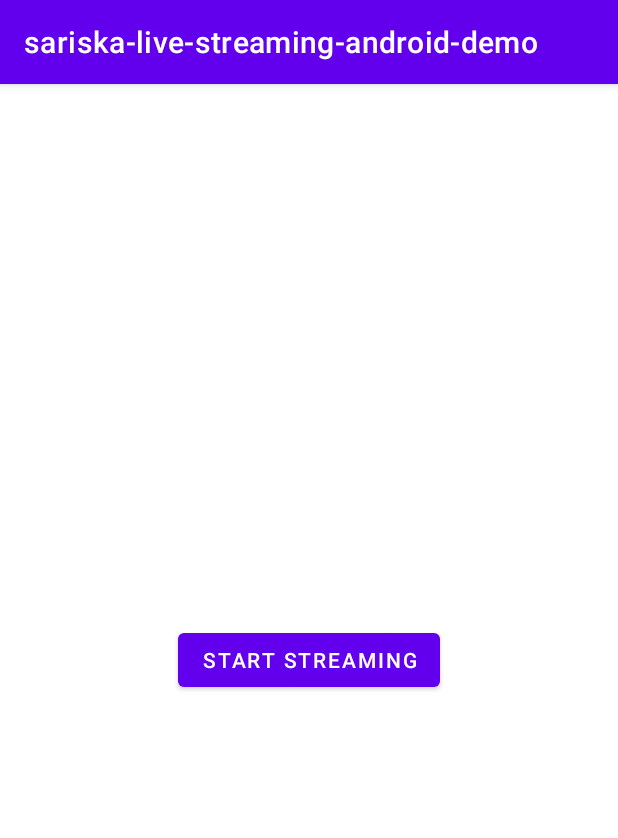
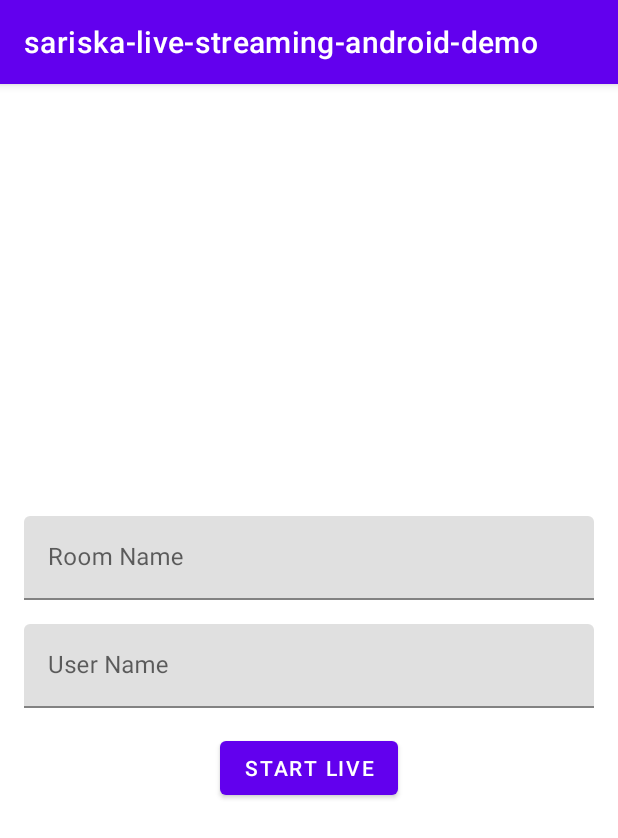
Before and after one commit to SariskaIO/sariska-live-streaming-android-demo, an Android app: the screen it shows after launch (MainActivity), after a tap on "START LIVE", on a phone screen of 412 x 824 dp. Shown: the top 838 px of the screen. Run offline under Robolectric (Android 15) with nearby library versions, the phone set to English and light mode, and no system bars.

```diff
--- a/app/build.gradle
+++ b/app/build.gradle
@@ -53,5 +53,5 @@ dependencies {
     implementation "androidx.media3:media3-ui:1.0.1"
     implementation "androidx.media3:media3-exoplayer-dash:1.0.1"
     implementation "androidx.media3:media3-exoplayer-hls:1.0.1"
-    implementation 'com.google.android.material:material:1.4.0'
+    implementation 'com.google.android.material:material:1.5.0'
 }
--- /dev/null
+++ b/app/src/main/java/io/sariska/sariska_live_streaming_android_demo/LiveStreamBaseFragments/startlivefragments/LoginStartLiveStreamFragment.java
@@ -0,0 +1,69 @@
+package io.sariska.sariska_live_streaming_android_demo.LiveStreamBaseFragments.startlivefragments;
+
+import android.os.Bundle;
+import android.view.LayoutInflater;
+import android.view.View;
+import android.view.ViewGroup;
+import android.widget.Button;
+import android.widget.Toast;
+
+import androidx.annotation.NonNull;
+import androidx.annotation.Nullable;
+import androidx.fragment.app.Fragment;
+import androidx.fragment.app.FragmentManager;
+import androidx.fragment.app.FragmentTransaction;
+
+import com.google.android.material.textfield.TextInputEditText;
+
+import io.sariska.sariska_live_streaming_android_demo.R;
+
+public class LoginStartLiveStreamFragment extends Fragment {
+    private Button btnStartLive;
+    private TextInputEditText roomName;
+    private TextInputEditText userName;
+    private String room;
+    private String user;
+    public static LoginStartLiveStreamFragment newInstance() {
+        return new LoginStartLiveStreamFragment();
+    }
+
+    @Nullable
+    @Override
+    public View onCreateView(@NonNull LayoutInflater inflater, @Nullable ViewGroup container, @Nullable Bundle savedInstanceState) {
+        View view = inflater.inflate(R.layout.fragment_login_start_live, container, false);
+        btnStartLive = view.findViewById(R.id.btnLogin);
+        roomName = view.findViewById(R.id.etUsername);
+        userName = view.findViewById(R.id.etPassword);
+        startLive();
+        return view;
+    }
+
+    private void startLive() {
+        btnStartLive.setOnClickListener(new View.OnClickListener() {
+            @Override
+            public void onClick(View view) {
+                if(roomName.getText().toString().isEmpty()){
+                    Toast.makeText(getActivity(), "Please Enter Room Name",Toast.LENGTH_SHORT).show();
+                    return;
+                }else if(userName.getText().toString().isEmpty()){
+                    Toast.makeText(getActivity(), "Please Enter User Name", Toast.LENGTH_SHORT).show();
+                    return;
+                }
+                Bundle roomDetails = new Bundle();
+                roomDetails.putString("roomName", roomName.getText().toString());
+                roomDetails.putString("userName", userName.getText().toString());
+                StartLiveStreamFragment fragment = StartLiveStreamFragment.newInstance();
+                fragment.setArguments(roomDetails);
+                navigateToFragment(fragment);
+            }
+        });
+    }
+
+    private void navigateToFragment(Fragment fragment) {
+        FragmentManager fragmentManager = requireActivity().getSupportFragmentManager();
+        FragmentTransaction fragmentTransaction = fragmentManager.beginTransaction();
+        fragmentTransaction.replace(R.id.container, fragment);
+        fragmentTransaction.addToBackStack(null); // Add to back stack to enable back navigation
+        fragmentTransaction.commit();
+    }
+}
--- a/app/src/main/java/io/sariska/sariska_live_streaming_android_demo/LiveStreamBaseFragments/startlivefragments/StartLiveStreamFragment.java
+++ b/app/src/main/java/io/sariska/sariska_live_streaming_android_demo/LiveStreamBaseFragments/startlivefragments/StartLiveStreamFragment.java
@@ -8,20 +8,16 @@ import android.view.View;
 import android.view.ViewGroup;
 import android.widget.Button;
 import android.widget.RelativeLayout;
-
 import androidx.annotation.NonNull;
 import androidx.annotation.Nullable;
 import androidx.fragment.app.Fragment;
 import androidx.recyclerview.widget.RecyclerView;
-
 import com.google.firebase.database.DatabaseReference;
 import com.google.firebase.database.FirebaseDatabase;
 import com.oney.WebRTCModule.WebRTCView;
-
 import org.json.JSONArray;
 import org.json.JSONException;
 import org.json.JSONObject;
-
 import java.io.IOException;
 import java.util.List;
 import butterknife.BindView;
@@ -44,7 +40,9 @@ public class StartLiveStreamFragment extends Fragment {
     private Conference conference;
     public Button startStreamingButton;
 
-    private String roomName = "roomtest";
+    private Bundle roomDetails;
+
+    private String roomName;
     @BindView(R.id.local_video_view_container)
     public RelativeLayout mLocalContainer;
     public static StartLiveStreamFragment newInstance() {
@@ -59,6 +57,8 @@ public class StartLiveStreamFragment extends Fragment {
         startStreamingButton = view.findViewById(R.id.myButton);
         videoAdapter = new VideoTrackAdapter();
         recyclerView.setAdapter(videoAdapter);
+        roomDetails = getArguments();
+        roomName = roomDetails.getString("roomName");
         // Sariska Initialize SDK
         initializeSdk();
         return view;
@@ -112,11 +112,16 @@ public class StartLiveStreamFragment extends Fragment {
                 responseString = "[" + responseString + "]";
                 JSONArray array = new JSONArray(responseString);
                 String finalResponse = null;
+
                 for(int i=0; i < array.length(); i++) {
                     JSONObject object = array.getJSONObject(i);
                     finalResponse = object.getString("token");
-                    System.out.println("Token: "+ finalResponse);
                 }
+                startConnection(finalResponse);
+                addOnClickListenerToStreamingButton();
+            }
+
+            private void startConnection(String finalResponse) {
                 connection = SariskaMediaTransport.JitsiConnection(finalResponse, roomName, false);
 
                 connection.addEventListener("CONNECTION_ESTABLISHED", this::createConference);
@@ -127,30 +132,6 @@ public class StartLiveStreamFragment extends Fragment {
                 connection.addEventListener("CONNECTION_DISCONNECTED", () -> {
                 });
                 connection.connect();
-                startStreamingButton.setOnClickListener(new View.OnClickListener() {
-                    @Override
-                    public void onClick(View view) {
-                        if(!conference.isJoined()){
-                            return;
-                        }
-                        StartLiveStreamApiCall streamApiCall = new StartLiveStreamApiCall();
-                        streamApiCall.startLiveStreaming("https://api.sariska.io/terraform/v1/hooks/srs/startRecording"
-                                ,roomName, new StartLiveStreamApiCall.liveStreamResponseCallback() {
-                                    @Override
-                                    public void onResponse(String response) {
-                                        System.out.println("Streaming Response: " + response);
-                                        DatabaseReference databaseReference = FirebaseDatabase.getInstance().getReference();
-                                        databaseReference.child(roomName).setValue(response);
-                                    }
-
-                                    @Override
-                                    public void onFailure(Throwable throwable) {
-
-                                    }
-                                });
-                    }
-                });
-
             }
 
             private void createConference() {
@@ -178,9 +159,7 @@ public class StartLiveStreamFragment extends Fragment {
                     });
                 });
                 conference.join();
-
             }
-
             @Override
             public void onFailure(Throwable throwable) {
                 System.out.println("Response: "+ throwable);
@@ -188,15 +167,32 @@ public class StartLiveStreamFragment extends Fragment {
         });
     }
 
-    public void addLocalVideoTrack(JitsiLocalTrack videoTrack){
-        videoAdapter.getVideoTracks().add(videoTrack.render());
-        videoAdapter.notifyDataSetChanged();
+    private void addOnClickListenerToStreamingButton() {
+        startStreamingButton.setOnClickListener(new View.OnClickListener() {
+            @Override
+            public void onClick(View view) {
+                if(!conference.isJoined()){
+                    return;
+                }
+                StartLiveStreamApiCall streamApiCall = new StartLiveStreamApiCall();
+                streamApiCall.startLiveStreaming("https://api.sariska.io/terraform/v1/hooks/srs/startRecording"
+                        ,roomName, new StartLiveStreamApiCall.liveStreamResponseCallback() {
+                            @Override
+                            public void onResponse(String response) {
+                                System.out.println("Streaming Response: " + response);
+                                DatabaseReference databaseReference = FirebaseDatabase.getInstance().getReference();
+                                databaseReference.child(roomName).setValue(response);
+                            }
+
+                            @Override
+                            public void onFailure(Throwable throwable) {
+                            }
+                        });
+            }
+        });
     }
 
     public void addRemoteVideoTrack(JitsiRemoteTrack videoTrack){
-        videoAdapter.getVideoTracks().add(videoTrack.render());
         videoAdapter.notifyDataSetChanged();
     }
-
-
 }
--- a/app/src/main/java/io/sariska/sariska_live_streaming_android_demo/utils/GenerateToken.java
+++ b/app/src/main/java/io/sariska/sariska_live_streaming_android_demo/utils/GenerateToken.java
@@ -1,9 +1,7 @@
 package io.sariska.sariska_live_streaming_android_demo.utils;
 
 import org.json.JSONException;
-
 import java.io.IOException;
-
 import okhttp3.MediaType;
 import okhttp3.OkHttpClient;
 import okhttp3.Request;
--- a/app/src/main/java/io/sariska/sariska_live_streaming_android_demo/utils/StartLiveStreamApiCall.java
+++ b/app/src/main/java/io/sariska/sariska_live_streaming_android_demo/utils/StartLiveStreamApiCall.java
@@ -7,6 +7,7 @@ import okhttp3.OkHttpClient;
 import okhttp3.Request;
 import okhttp3.RequestBody;
 import okhttp3.Response;
+import okhttp3.ResponseBody;
 
 public class StartLiveStreamApiCall {
     public interface liveStreamResponseCallback {
@@ -48,6 +49,7 @@ public class StartLiveStreamApiCall {
                 try {
                     Response response = client.newCall(request).execute();
                     if (response.isSuccessful()) {
+                        ResponseBody responses = response.body();
                         String responseBody = response.body().string();
                         // Process the response body
                         callback.onResponse(responseBody);
--- a/app/src/main/res/layout/fragment_join_live.xml
+++ b/app/src/main/res/layout/fragment_join_live.xml
@@ -6,7 +6,7 @@
     android:gravity="center"
     android:orientation="vertical"
     android:padding="16dp"
-    tools:context="io.sariska.sariska_live_streaming_android_demo.LiveStreamBaseFragments.joinlivefragments.JoinLiveStreamFragment">
+    tools:context="io.sariska.sariska_live_streaming_android_demo.LiveStreamBaseFragments.joinlivefragments.PlayJoinedLiveStreamFragment">
 
     <TextView
         android:id="@+id/tvMessage"
--- /dev/null
+++ b/app/src/main/res/layout/fragment_login_start_live.xml
@@ -0,0 +1,48 @@
+<?xml version="1.0" encoding="utf-8"?>
+<LinearLayout xmlns:android="http://schemas.android.com/apk/res/android"
+    xmlns:app="http://schemas.android.com/apk/res-auto"
+    android:layout_width="match_parent"
+    android:layout_height="match_parent"
+    android:gravity="center"
+    android:orientation="vertical"
+    android:padding="16dp">
+
+    <com.google.android.material.textfield.TextInputLayout
+        android:layout_width="match_parent"
+        android:layout_height="wrap_content"
+        android:layout_marginBottom="16dp">
+
+        <com.google.android.material.textfield.TextInputEditText
+            android:id="@+id/etUsername"
+            android:layout_width="match_parent"
+            android:layout_height="wrap_content"
+            android:hint="Room Name"
+            android:inputType="text"
+            android:maxLines="1"
+            android:singleLine="true" />
+
+    </com.google.android.material.textfield.TextInputLayout>
+
+    <com.google.android.material.textfield.TextInputLayout
+        android:layout_width="match_parent"
+        android:layout_height="wrap_content"
+        android:layout_marginBottom="16dp">
+
+        <com.google.android.material.textfield.TextInputEditText
+            android:id="@+id/etPassword"
+            android:layout_width="match_parent"
+            android:layout_height="wrap_content"
+            android:inputType="text"
+            android:hint="User Name"
+            android:maxLines="1"
+            android:singleLine="true" />
+
+    </com.google.android.material.textfield.TextInputLayout>
+
+    <Button
+        android:id="@+id/btnLogin"
+        android:layout_width="wrap_content"
+        android:layout_height="wrap_content"
+        android:text="Start Live" />
+
+</LinearLayout>
```
Also changed, not shown: app/src/main/java/io/sariska/sariska_live_streaming_android_demo/LiveStreamBaseFragments/MainFragment.java (+5 -5 lines), app/src/main/java/io/sariska/sariska_live_streaming_android_demo/LiveStreamBaseFragments/joinlivefragments/JoinLiveStreamFragment.java (deleted, +0 -54 lines), app/src/main/java/io/sariska/sariska_live_streaming_android_demo/LiveStreamBaseFragments/joinlivefragments/LoginJoinLiveStreamFragement.java (added, +7 -0 lines), app/src/main/java/io/sariska/sariska_live_streaming_android_demo/LiveStreamBaseFragments/joinlivefragments/PlayJoinedLiveStreamFragment.java (added, +82 -0 lines).
